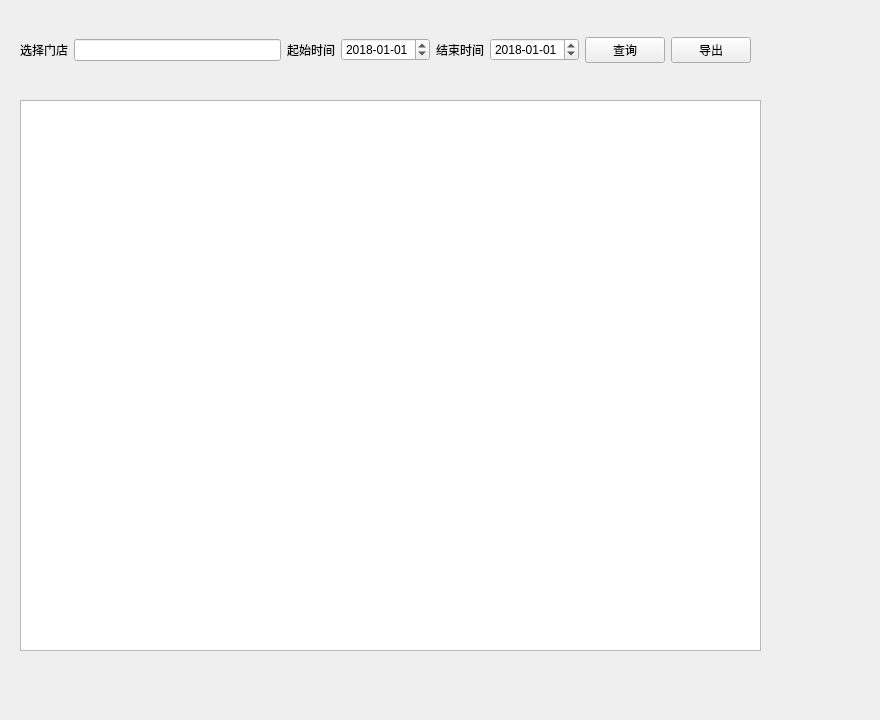
The window that View/operation/ui/ui_sub_service_operation_data.ui (zgj0607/Py-store) describes before a commit, drawn with Qt 5.
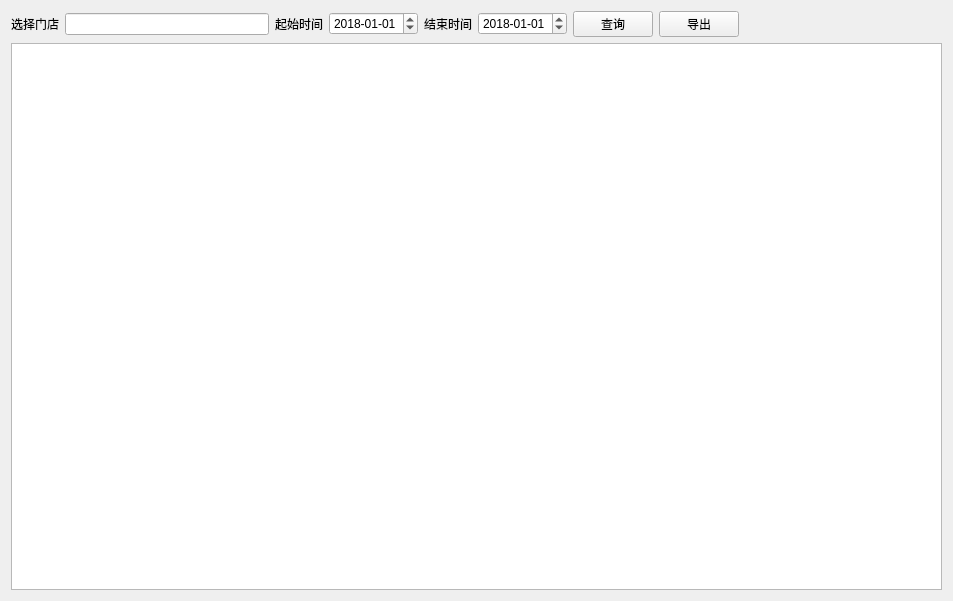
The same window after the commit.

```diff
--- a/View/operation/ui/ui_sub_service_operation_data.ui
+++ b/View/operation/ui/ui_sub_service_operation_data.ui
@@ -6,22 +6,15 @@
    <rect>
     <x>0</x>
     <y>0</y>
-    <width>880</width>
-    <height>720</height>
+    <width>953</width>
+    <height>601</height>
    </rect>
   </property>
   <property name="windowTitle">
    <string>Form</string>
   </property>
-  <widget class="QWidget" name="horizontalLayoutWidget">
-   <property name="geometry">
-    <rect>
-     <x>20</x>
-     <y>10</y>
-     <width>731</width>
-     <height>80</height>
-    </rect>
-   </property>
+  <layout class="QVBoxLayout" name="verticalLayout">
+   <item>
    <layout class="QHBoxLayout" name="horizontalLayout">
     <item>
      <widget class="QLabel" name="label_3">
@@ -89,18 +82,25 @@
       </property>
      </widget>
     </item>
-   </layout>
-  </widget>
-  <widget class="QTableView" name="sub_serviceoperationtableView">
-   <property name="geometry">
-    <rect>
-     <x>20</x>
-     <y>100</y>
-     <width>741</width>
-     <height>551</height>
-    </rect>
-   </property>
-  </widget>
+     <item>
+      <spacer name="horizontalSpacer">
+       <property name="orientation">
+        <enum>Qt::Horizontal</enum>
+       </property>
+       <property name="sizeHint" stdset="0">
+        <size>
+         <width>40</width>
+         <height>20</height>
+        </size>
+       </property>
+      </spacer>
+     </item>
+    </layout>
+   </item>
+   <item>
+    <widget class="QTableView" name="sub_serviceoperationtableView"/>
+   </item>
+  </layout>
  </widget>
  <resources/>
  <connections/>
```
Lines whose indentation alone changed are shown as unchanged.
